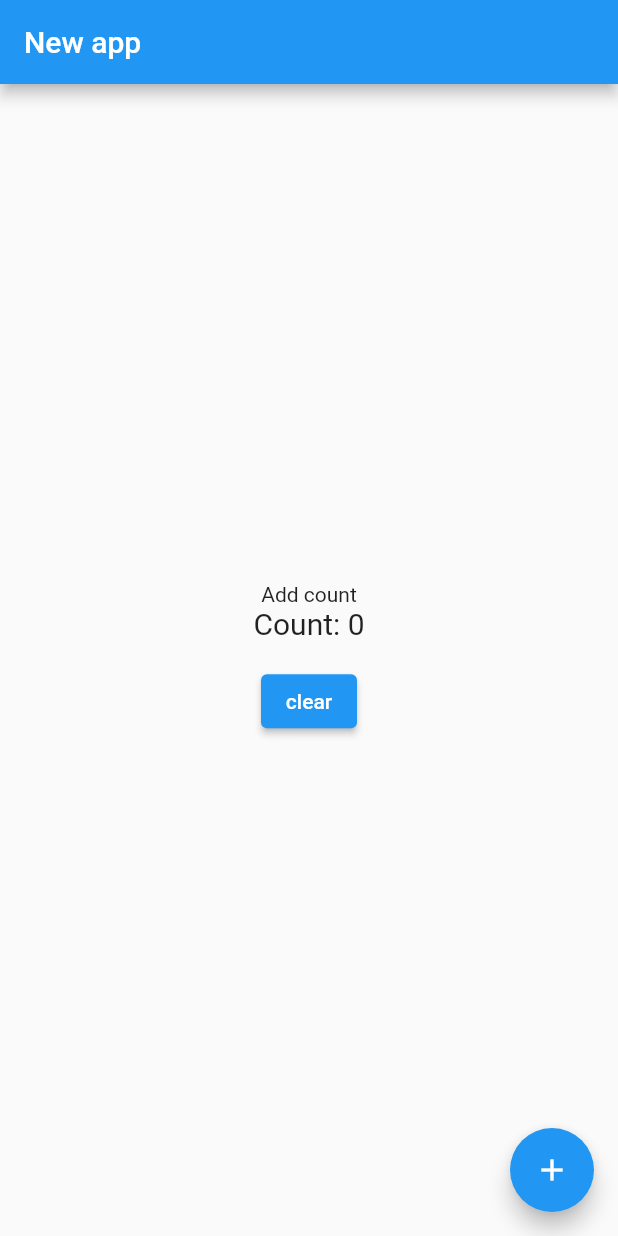
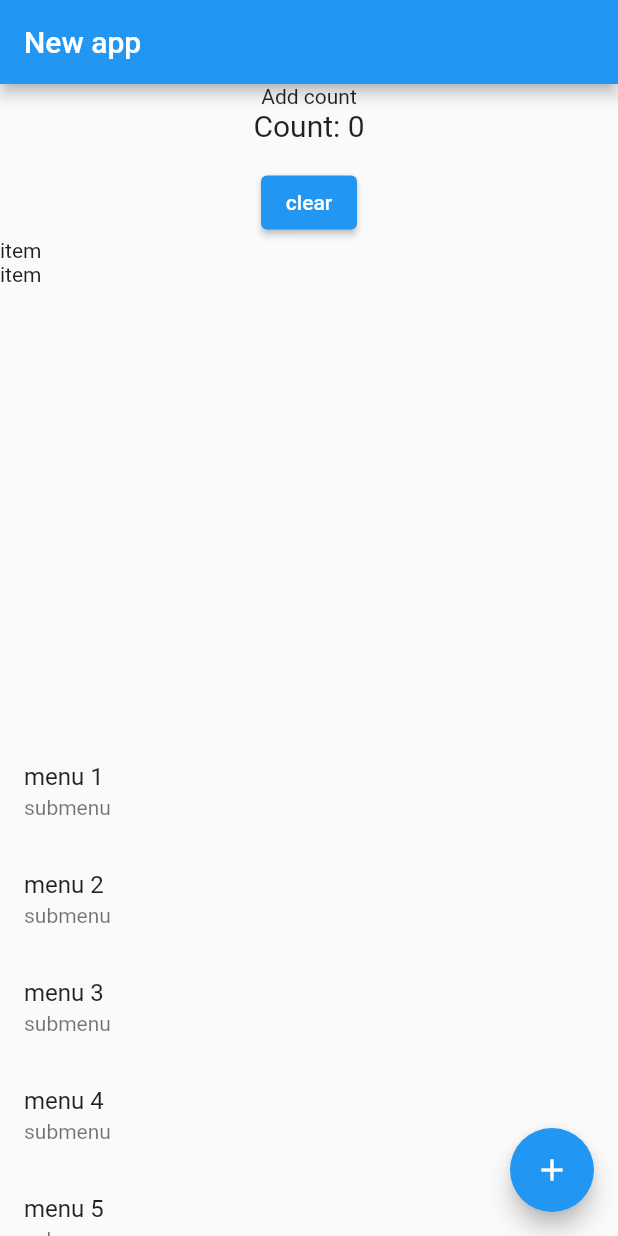
Before and after one commit to jarangit/learn-flutter-basic, a Flutter app: the screen it shows after launch, on a phone screen of 412 x 824 dp. Run offline on Flutter 3.47's test engine with Material 2 defaults, Android fonts, the phone set to English and light mode, and no system bars.

Commit message:
feat: complete list

```diff
--- a/lib/main.dart
+++ b/lib/main.dart
@@ -45,6 +45,18 @@ class _MyHomePageState extends State<MyHomePage> {
 
   @override
   Widget build(BuildContext context) {
+    List<Widget> renderList(int count) {
+      List<Widget> dataList = [];
+      for (var i = 0; i < count; i++) {
+        var menu = ListTile(
+          title: Text('menu ${i + 1}'),
+          subtitle: Text("submenu"),
+        );
+        dataList.add(menu);
+      }
+      return dataList;
+    }
+
     return Scaffold(
       appBar: AppBar(
         title: const Text(
@@ -62,7 +74,17 @@ class _MyHomePageState extends State<MyHomePage> {
             style: TextStyle(fontSize: 20),
           ),
           SizedBox(height: 16),
-          ElevatedButton(onPressed: onClear, child: Text("clear"))
+          ElevatedButton(onPressed: onClear, child: Text("clear")),
+          Expanded(
+              child: ListView.builder(
+                  itemCount: 2,
+                  itemBuilder: (context, index) {
+                    return Text("item");
+                  })),
+          Expanded(
+              child: ListView(
+            children: renderList(15),
+          ))
         ],
       )),
       floatingActionButton:
```
